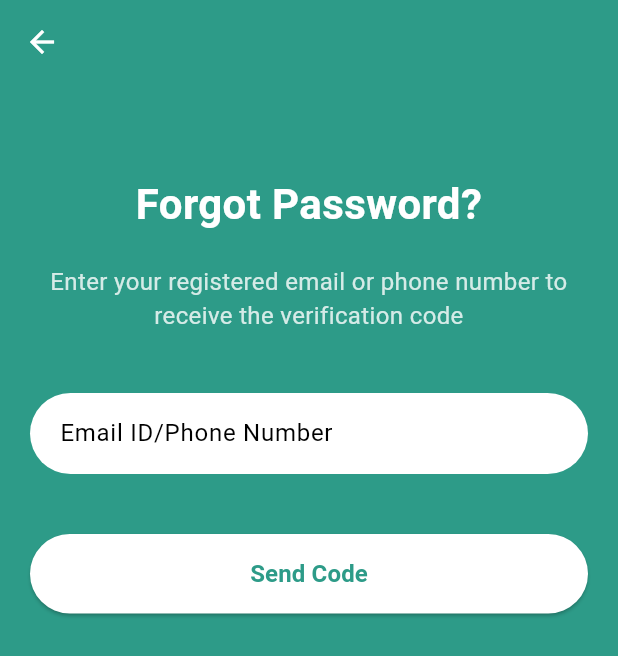
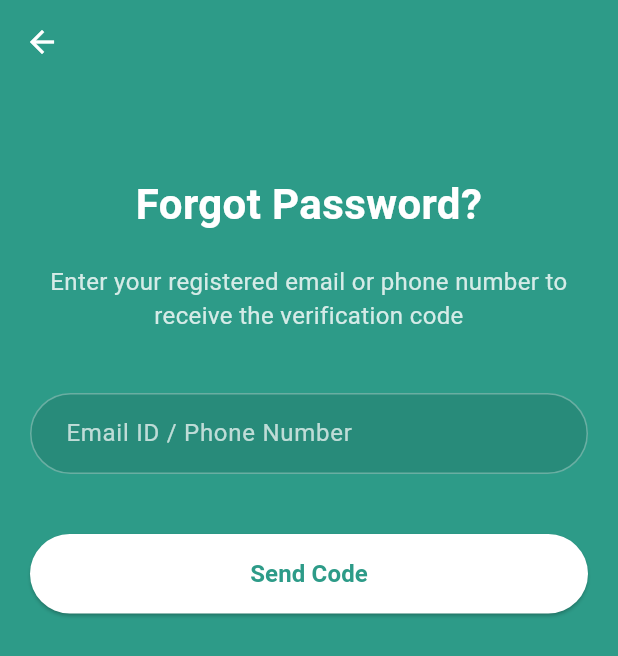
Before and after one commit to darshuraval/arthub_flutter, a Flutter app: the ForgotPasswordScreen screen opened directly, on a phone screen of 412 x 824 dp. Shown: the top 656 px of the screen. Run offline on Flutter 3.47's test engine with Material 3 defaults, Android fonts, the phone set to English and light mode, and no system bars.

Commit message:
temp auth deisgn done

```diff
--- a/lib/main.dart
+++ b/lib/main.dart
@@ -1,5 +1,7 @@
 import 'package:flutter/material.dart';
 import 'package:arthub_flutter/screens/splash/splash_screen.dart';
+import 'package:arthub_flutter/screens/home/home_screen.dart';
+import 'package:arthub_flutter/screens/add_product_screen.dart';
 
 void main() {
   runApp(const MyApp());
@@ -20,7 +22,8 @@ class MyApp extends StatelessWidget {
           secondary: const Color(0xFF2D9B88),
         ),
       ),
-      home: const SplashScreen(),
+      // home: const SplashScreen(),
+      home: const HomeScreen(),
       // home: const AddProductScreen(),
     );
   }
--- a/lib/screens/auth/forgot_password_screen.dart
+++ b/lib/screens/auth/forgot_password_screen.dart
@@ -1,5 +1,8 @@
 import 'package:flutter/material.dart';
 import 'package:arthub_flutter/screens/auth/otp_verification_screen.dart';
+import 'package:arthub_flutter/widgets/auth_input_field.dart';
+import 'package:arthub_flutter/widgets/custom_button.dart';
+import 'package:arthub_flutter/config/app_styles.dart';
 
 class ForgotPasswordScreen extends StatefulWidget {
   const ForgotPasswordScreen({Key? key}) : super(key: key);
@@ -21,7 +24,7 @@ class _ForgotPasswordScreenState extends State<ForgotPasswordScreen> {
   @override
   Widget build(BuildContext context) {
     return Scaffold(
-      backgroundColor: const Color(0xFF2D9B88),
+      backgroundColor: AppStyles.backgroundColor,
       appBar: AppBar(
         backgroundColor: Colors.transparent,
         elevation: 0,
@@ -32,7 +35,7 @@ class _ForgotPasswordScreenState extends State<ForgotPasswordScreen> {
       ),
       body: SafeArea(
         child: SingleChildScrollView(
-          padding: const EdgeInsets.all(20.0),
+          padding: AppStyles.screenPadding,
           child: Form(
             key: _formKey,
             child: Column(
@@ -58,19 +61,10 @@ class _ForgotPasswordScreenState extends State<ForgotPasswordScreen> {
                   ),
                 ),
                 const SizedBox(height: 40),
-                Container(
-                  decoration: BoxDecoration(
-                    color: Colors.white,
-                    borderRadius: BorderRadius.circular(30),
-                  ),
-                  child: TextFormField(
+                AuthInputField(
                   controller: _emailPhoneController,
+                  hintText: 'Email ID / Phone Number',
                   keyboardType: TextInputType.emailAddress,
-                    decoration: const InputDecoration(
-                      hintText: 'Email ID/Phone Number',
-                      border: InputBorder.none,
-                      contentPadding: EdgeInsets.symmetric(horizontal: 20, vertical: 15),
-                    ),
                   validator: (value) {
                     if (value == null || value.isEmpty) {
                       return 'Please enter your email or phone number';
@@ -78,9 +72,9 @@ class _ForgotPasswordScreenState extends State<ForgotPasswordScreen> {
                     return null;
                   },
                 ),
-                ),
                 const SizedBox(height: 40),
-                ElevatedButton(
+                CustomButton(
+                  text: 'Send Code',
                   onPressed: () {
                     if (_formKey.currentState!.validate()) {
                       Navigator.push(
@@ -93,21 +87,6 @@ class _ForgotPasswordScreenState extends State<ForgotPasswordScreen> {
                       );
                     }
                   },
-                  style: ElevatedButton.styleFrom(
-                    backgroundColor: Colors.white,
-                    padding: const EdgeInsets.symmetric(vertical: 15),
-                    shape: RoundedRectangleBorder(
-                      borderRadius: BorderRadius.circular(30),
-                    ),
-                  ),
-                  child: const Text(
-                    'Send Code',
-                    style: TextStyle(
-                      color: Color(0xFF2D9B88),
-                      fontSize: 16,
-                      fontWeight: FontWeight.bold,
-                    ),
-                  ),
                 ),
               ],
             ),
--- a/lib/screens/auth/login_screen.dart
+++ b/lib/screens/auth/login_screen.dart
@@ -4,6 +4,7 @@ import 'package:arthub_flutter/screens/auth/forgot_password_screen.dart';
 import 'package:arthub_flutter/widgets/auth_input_field.dart';
 import 'package:arthub_flutter/widgets/custom_button.dart';
 import 'package:arthub_flutter/config/app_styles.dart';
+import 'package:arthub_flutter/screens/home/home_screen.dart';
 
 class LoginScreen extends StatefulWidget {
   const LoginScreen({Key? key}) : super(key: key);
@@ -107,6 +108,10 @@ class _LoginScreenState extends State<LoginScreen> {
                   onPressed: () {
                     if (_formKey.currentState!.validate()) {
                       // Handle login logic here
+                      Navigator.push(
+                        context,
+                        MaterialPageRoute(builder: (context) => const HomeScreen()),
+                      );
                     }
                   },
                 ),
--- a/lib/screens/auth/otp_verification_screen.dart
+++ b/lib/screens/auth/otp_verification_screen.dart
@@ -1,5 +1,6 @@
 import 'package:flutter/material.dart';
 import 'package:flutter/services.dart';
+import 'package:arthub_flutter/screens/auth/login_screen.dart';
 
 class OTPVerificationScreen extends StatefulWidget {
   final String phoneNumber;
@@ -117,6 +118,10 @@ class _OTPVerificationScreenState extends State<OTPVerificationScreen> {
                   String otp = _controllers.map((c) => c.text).join();
                   if (otp.length == 6) {
                     // Handle OTP verification here
+                    Navigator.push(
+                      context,
+                      MaterialPageRoute(builder: (context) => const LoginScreen()),
+                    );
                   }
                 },
                 style: ElevatedButton.styleFrom(
--- a/lib/widgets/auth_input_field.dart
+++ b/lib/widgets/auth_input_field.dart
@@ -24,16 +24,7 @@ class AuthInputField extends StatelessWidget {
 
   @override
   Widget build(BuildContext context) {
-    return Container(
-      decoration: BoxDecoration(
-        color: Colors.black.withOpacity(0.1),
-        borderRadius: BorderRadius.circular(borderRadius),
-        border: Border.all(
-          color: Colors.white.withOpacity(0.3),
-          width: 1,
-        ),
-      ),
-      child: TextFormField(
+    return TextFormField(
       controller: controller,
       obscureText: obscureText,
       keyboardType: keyboardType,
@@ -42,18 +33,28 @@ class AuthInputField extends StatelessWidget {
         fontSize: 16,
       ),
       decoration: InputDecoration(
-          hintText: hintText,
-          hintStyle: TextStyle(
+        labelText: hintText, // floating label
+        floatingLabelBehavior: FloatingLabelBehavior.auto,
+        labelStyle: TextStyle(
           color: Colors.white.withOpacity(0.7),
           fontSize: 16,
         ),
-          border: InputBorder.none,
+        fillColor: Colors.black.withOpacity(0.1),
+        filled: true,
         contentPadding: contentPadding ?? const EdgeInsets.symmetric(horizontal: 20, vertical: 15),
+        enabledBorder: OutlineInputBorder(
+          borderRadius: BorderRadius.circular(borderRadius),
+          borderSide: BorderSide(color: Colors.white.withOpacity(0.3)),
+        ),
+        focusedBorder: OutlineInputBorder(
+          borderRadius: BorderRadius.circular(borderRadius),
+          borderSide: const BorderSide(color: Colors.white),
+        ),
         suffixIcon: suffixIcon != null
             ? Theme(
                 data: ThemeData(
                   iconTheme: IconThemeData(
-                      color: Colors.white.withOpacity(0.7),
+                    color: Colors.white.withOpacity(0.1),
                   ),
                 ),
                 child: suffixIcon!,
@@ -61,7 +62,6 @@ class AuthInputField extends StatelessWidget {
             : null,
       ),
       validator: validator,
-      ),
     );
   }
 }
```
Also changed, not shown: lib/screens/home/home_screen.dart (added, +33 -0 lines), lib/widgets/custom_search_bar.dart (added, +58 -0 lines), lib/widgets/home_banner.dart (added, +96 -0 lines), lib/screens/auth/forgetPassword.dart (deleted), lib/screens/auth/login.dart (deleted), lib/screens/auth/register.dart (deleted). Lines whose indentation alone changed are shown as unchanged.
